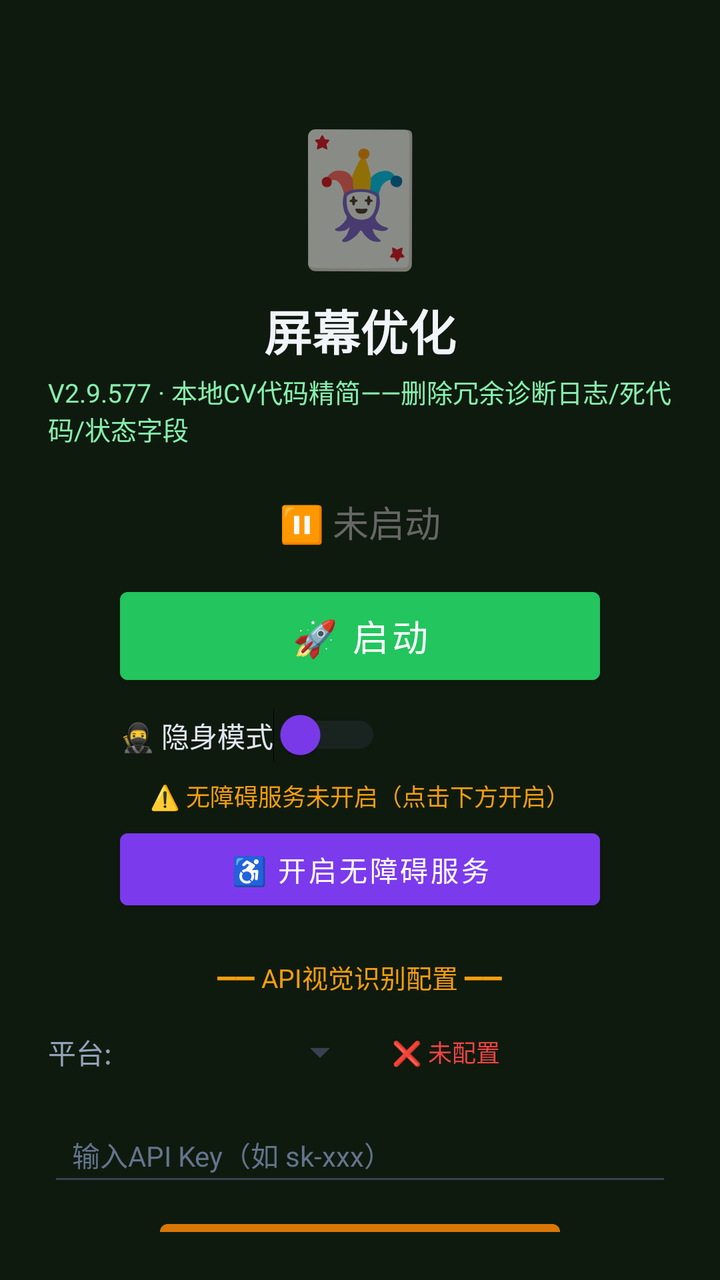
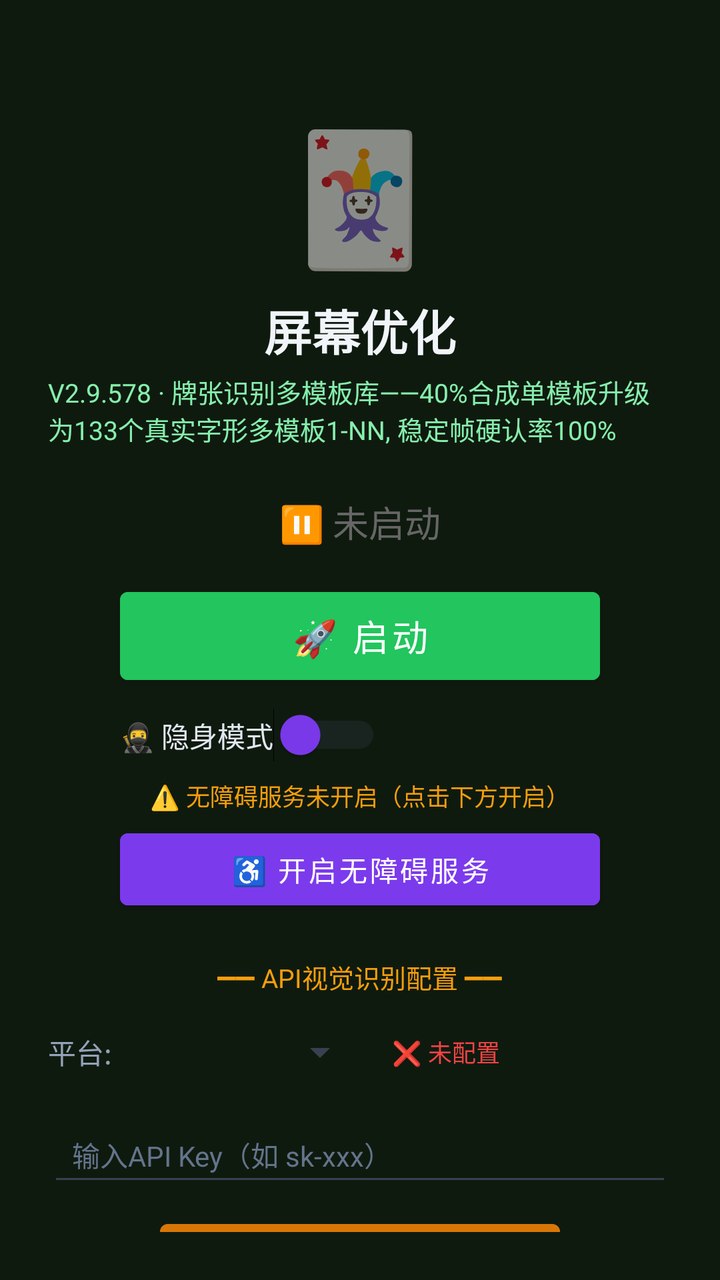

An Android layout rendered at two revisions. The XML below is the earlier revision; the diff shows what the commit changed to produce the second picture.
<!-- AndroidManifest.xml: activity theme Theme.MjScreenshot -->
<!-- res/layout/activity_main.xml -->
<?xml version="1.0" encoding="utf-8"?>
<LinearLayout xmlns:android="http://schemas.android.com/apk/res/android"
    android:layout_width="match_parent"
    android:layout_height="match_parent"
    android:orientation="vertical"
    android:background="#0f1a0f"
    android:padding="24dp"
    android:gravity="center_horizontal">

    <TextView
        android:layout_width="wrap_content"
        android:layout_height="wrap_content"
        android:text="🃏"
        android:textSize="64sp"
        android:layout_marginTop="30dp" />

    <TextView
        android:layout_width="wrap_content"
        android:layout_height="wrap_content"
        android:text="屏幕优化"
        android:textSize="24sp"
        android:textColor="#f1f5f9"
        android:textStyle="bold"
        android:layout_marginTop="8dp" />

    <TextView
        android:layout_width="wrap_content"
        android:layout_height="wrap_content"
        android:text="V2.9.577 · 本地CV代码精简——删除冗余诊断日志/死代码/状态字段"
        android:textSize="13sp"
        android:textColor="#86efac"
        android:layout_marginTop="4dp" />

    <TextView
        android:id="@+id/tvStatus"
        android:layout_width="wrap_content"
        android:layout_height="wrap_content"
        android:text="⏸ 未启动"
        android:textSize="18sp"
        android:textColor="#666666"
        android:layout_marginTop="24dp" />

    <Button
        android:id="@+id/btnStart"
        android:layout_width="240dp"
        android:layout_height="56dp"
        android:text="🚀 启动"
        android:textSize="18sp"
        android:textColor="#ffffff"
        android:backgroundTint="#22c55e"
        android:layout_marginTop="16dp" />

    <Button
        android:id="@+id/btnHelper"
        android:layout_width="240dp"
        android:layout_height="56dp"
        android:text="🃏 打开智囊"
        android:textSize="16sp"
        android:textColor="#ffffff"
        android:backgroundTint="#16a34a"
        android:layout_marginTop="12dp"
        android:visibility="gone" />

    
    <LinearLayout
        android:layout_width="240dp"
        android:layout_height="wrap_content"
        android:orientation="horizontal"
        android:gravity="center_vertical"
        android:layout_marginTop="8dp">

        <Switch
            android:id="@+id/switchStealth"
            android:layout_width="wrap_content"
            android:layout_height="wrap_content"
            android:text="🥷 隐身模式"
            android:textColor="#e2e8f0"
            android:textSize="14sp"
            android:thumbTint="#7c3aed"
            android:trackTint="#374151" />
    </LinearLayout>

    <TextView
        android:id="@+id/tvAccessibilityStatus"
        android:layout_width="wrap_content"
        android:layout_height="wrap_content"
        android:text="⚠️ 无障碍服务未开启（点击下方开启）"
        android:textSize="12sp"
        android:textColor="#f59e0b"
        android:layout_marginTop="8dp"
        android:gravity="center" />

    <Button
        android:id="@+id/btnAccessibility"
        android:layout_width="240dp"
        android:layout_height="48dp"
        android:text="♿ 开启无障碍服务"
        android:textSize="14sp"
        android:textColor="#ffffff"
        android:backgroundTint="#7c3aed"
        android:layout_marginTop="4dp" />

    <TextView
        android:layout_width="wrap_content"
        android:layout_height="wrap_content"
        android:text="━━ API视觉识别配置 ━━"
        android:textSize="13sp"
        android:textColor="#f59e0b"
        android:layout_marginTop="20dp" />

    <LinearLayout
        android:layout_width="match_parent"
        android:layout_height="wrap_content"
        android:orientation="horizontal"
        android:layout_marginTop="8dp"
        android:gravity="center_vertical">

        <TextView
            android:layout_width="wrap_content"
            android:layout_height="wrap_content"
            android:text="平台:"
            android:textSize="14sp"
            android:textColor="#94a3b8" />

        <Spinner
            android:id="@+id/spinnerProvider"
            android:layout_width="120dp"
            android:layout_height="40dp"
            android:layout_marginStart="8dp"
            android:backgroundTint="#374151" />

        <TextView
            android:id="@+id/tvApiStatus"
            android:layout_width="wrap_content"
            android:layout_height="wrap_content"
            android:text="❌ 未配置"
            android:textSize="12sp"
            android:textColor="#ef4444"
            android:layout_marginStart="12dp" />
    </LinearLayout>

    <EditText
        android:id="@+id/etApiKey"
        android:layout_width="match_parent"
        android:layout_height="44dp"
        android:hint="输入API Key（如 sk-xxx）"
        android:textSize="14sp"
        android:textColor="#e2e8f0"
        android:textColorHint="#64748b"
        android:backgroundTint="#374151"
        android:inputType="textPassword"
        android:layout_marginTop="8dp"
        android:paddingStart="12dp"
        android:paddingEnd="12dp" />

    <Button
        android:id="@+id/btnSaveApi"
        android:layout_width="200dp"
        android:layout_height="44dp"
        android:text="💾 保存API配置"
        android:textSize="14sp"
        android:textColor="#ffffff"
        android:backgroundTint="#d97706"
        android:layout_marginTop="8dp" />

    <TextView
        android:id="@+id/tvHint"
        android:layout_width="wrap_content"
        android:layout_height="wrap_content"
        android:text="先点上方按钮启动截屏"
        android:textSize="13sp"
        android:textColor="#666666"
        android:layout_marginTop="12dp"
        android:gravity="center" />

    <TextView
        android:layout_width="wrap_content"
        android:layout_height="wrap_content"
        android:text="使用步骤：\n1. 配置API Key（支持OpenAI/通义千问VL/硅基流动）\n2. 点「开启无障碍服务」→ 开启\n3. 开启「🥷隐身模式」(反检测)\n4. 点「启动」→ 允许悬浮窗\n5. 打牌时点屏幕上的🎯悬浮球即可截屏识别\n★ 拖动悬浮球可移到不挡牌的位置 ★\n★ 长按悬浮球可展开/收起详细面板 ★\n★ 悬浮球边框颜色=建议：绿=加注 橙=跟注 红=弃牌 ★"
        android:textSize="12sp"
        android:textColor="#64748b"
        android:layout_marginTop="12dp"
        android:lineSpacingExtra="3dp" />

</LinearLayout>
<!-- resources referenced by this layout -->
<resources>
  <style name="Theme.MjScreenshot" parent="Theme.MaterialComponents.DayNight.DarkActionBar">
          <item name="colorPrimary">#1e40af</item>
          <item name="colorPrimaryVariant">#1e3a8a</item>
          <item name="colorOnPrimary">#ffffff</item>
          <item name="android:statusBarColor">#0f172a</item>
      </style>
</resources>

<!-- the commit's change to res/layout/activity_main.xml (unified diff, before → after) -->
@@ -26,7 +26,7 @@
     <TextView
         android:layout_width="wrap_content"
         android:layout_height="wrap_content"
-        android:text="V2.9.577 · 本地CV代码精简——删除冗余诊断日志/死代码/状态字段"
+        android:text="V2.9.578 · 牌张识别多模板库——40%合成单模板升级为133个真实字形多模板1-NN, 稳定帧硬认率100%"
         android:textSize="13sp"
         android:textColor="#86efac"
         android:layout_marginTop="4dp" />
